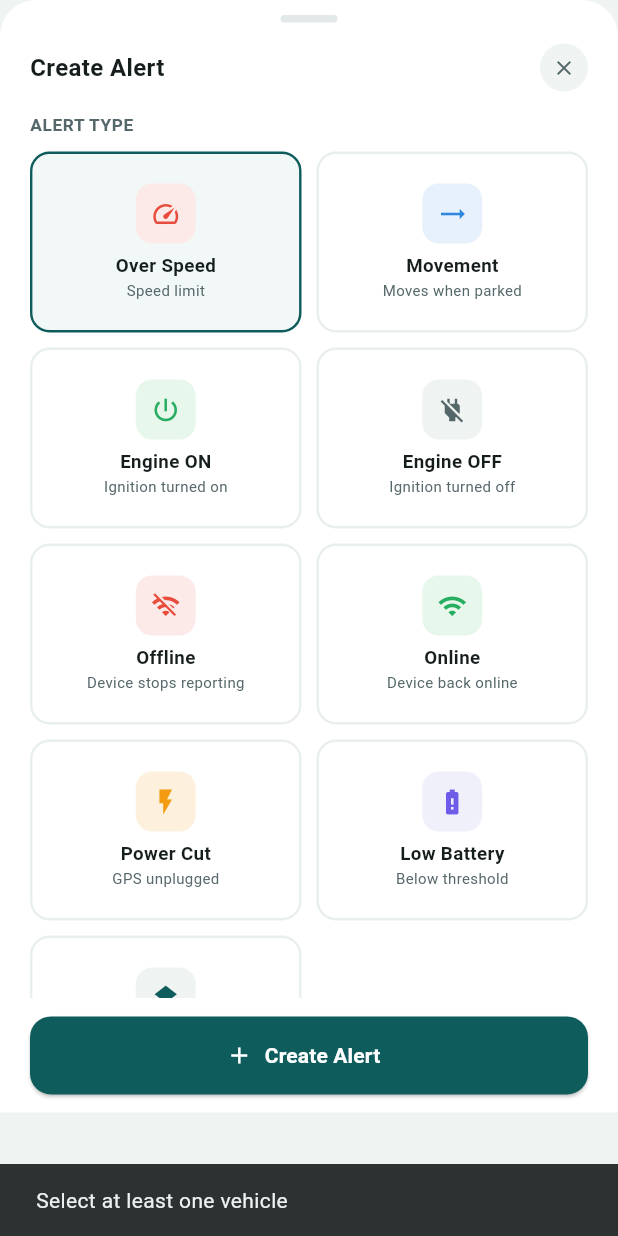
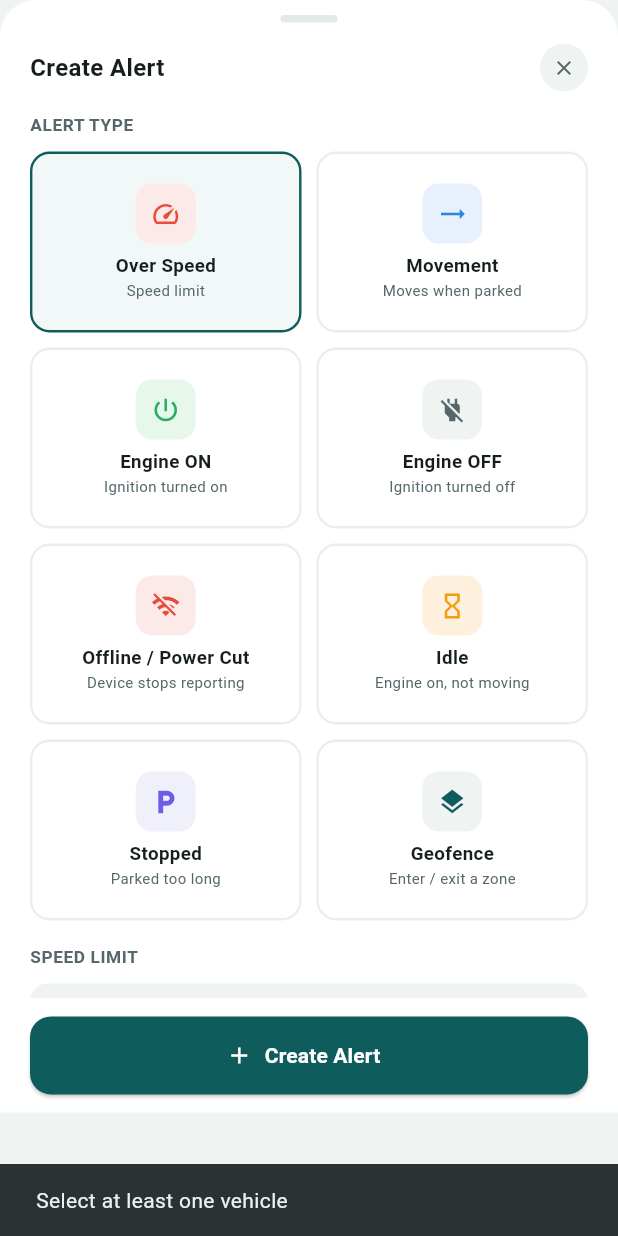
Before and after one commit to srisomesh-ai/bharatgps-flutter, a Flutter app: the _CreateAlertSheet widget shown alone on an empty page, opened directly with empty values, after a tap on "Create Alert", on a phone screen of 412 x 824 dp. Run offline on Flutter 3.47's test engine with Material 3 defaults, Android fonts, the phone set to English and light mode, and no system bars; our stand-ins replace audioplayers, firebase_core, firebase_messaging, flutter_local_notifications, flutter_map, flutter_secure_storage and 4 more; accounts and stored records are empty.

Commit message:
Alert types: real ones only (Offline/PowerCut combined, Idle, Stopped); fix thresholds

```diff
--- a/lib/screens/alerts_screen.dart
+++ b/lib/screens/alerts_screen.dart
@@ -382,10 +382,9 @@ class _CreateAlertSheetState extends State<_CreateAlertSheet> {
     {'t': 'move_duration', 'name': 'Movement', 'sub': 'Moves when parked', 'icon': Icons.trending_flat, 'color': AppColors.blue, 'bg': AppColors.blueBg},
     {'t': 'engine_on', 'name': 'Engine ON', 'sub': 'Ignition turned on', 'icon': Icons.power_settings_new, 'color': AppColors.green, 'bg': AppColors.greenBg},
     {'t': 'engine_off', 'name': 'Engine OFF', 'sub': 'Ignition turned off', 'icon': Icons.power_off, 'color': AppColors.ink2, 'bg': AppColors.bg},
-    {'t': 'offline', 'name': 'Offline', 'sub': 'Device stops reporting', 'icon': Icons.wifi_off, 'color': AppColors.red, 'bg': AppColors.redBg},
-    {'t': 'online', 'name': 'Online', 'sub': 'Device back online', 'icon': Icons.wifi, 'color': AppColors.green, 'bg': AppColors.greenBg},
-    {'t': 'powercut', 'name': 'Power Cut', 'sub': 'GPS unplugged', 'icon': Icons.flash_on, 'color': AppColors.orange, 'bg': AppColors.orangeBg},
-    {'t': 'lowbattery', 'name': 'Low Battery', 'sub': 'Below threshold', 'icon': Icons.battery_alert, 'color': AppColors.violet, 'bg': AppColors.violetBg},
+    {'t': 'offline', 'name': 'Offline / Power Cut', 'sub': 'Device stops reporting', 'icon': Icons.wifi_off, 'color': AppColors.red, 'bg': AppColors.redBg},
+    {'t': 'idle_duration', 'name': 'Idle', 'sub': 'Engine on, not moving', 'icon': Icons.hourglass_empty, 'color': AppColors.orange, 'bg': AppColors.orangeBg},
+    {'t': 'stop_duration', 'name': 'Stopped', 'sub': 'Parked too long', 'icon': Icons.local_parking, 'color': AppColors.violet, 'bg': AppColors.violetBg},
     {'t': 'geofence', 'name': 'Geofence', 'sub': 'Enter / exit a zone', 'icon': Icons.layers, 'color': AppColors.teal, 'bg': AppColors.bg},
   ];
 
@@ -423,9 +422,10 @@ class _CreateAlertSheetState extends State<_CreateAlertSheet> {
     }
   }
 
-  String get _thrUnit => _type == 'overspeed' ? 'km/h' : (_type == 'lowbattery' ? '%' : 'min');
-  // engine on/off and power cut are event-based — no threshold needed
-  bool get _hasThreshold => _type != 'powercut' && _type != 'engine_on' && _type != 'engine_off' && _type != 'geofence';
+  String get _thrUnit => _type == 'overspeed' ? 'km/h' : 'min';
+  // engine on/off and geofence are event-based — no duration threshold needed.
+  // overspeed, movement, offline, idle, stopped all take a numeric threshold.
+  bool get _hasThreshold => _type != 'engine_on' && _type != 'engine_off' && _type != 'geofence';
 
   Widget _dirChip(String label, String val) {
     final sel = _geoDirection == val;
@@ -463,8 +463,8 @@ class _CreateAlertSheetState extends State<_CreateAlertSheet> {
       name: '${meta['name']} Alert',
       devices: _selected.map((e) => int.parse(e)).toList(),
       overspeed: _type == 'overspeed' ? thr : null,
-      moveDuration: _type == 'move_duration' ? thr : (_type == 'offline' ? thr : null),
-      ignitionDuration: _type == 'ignition_duration' ? thr : null,
+      moveDuration: (_type == 'move_duration' || _type == 'offline' || _type == 'idle_duration' || _type == 'stop_duration') ? thr : null,
+      ignitionDuration: (_type == 'ignition_duration' || _type == 'engine_on' || _type == 'engine_off') ? thr : null,
       geofenceId: _type == 'geofence' ? _selectedGeofenceId : null,
       geofenceDirection: _type == 'geofence' ? _geoDirection : null,
     );
```
